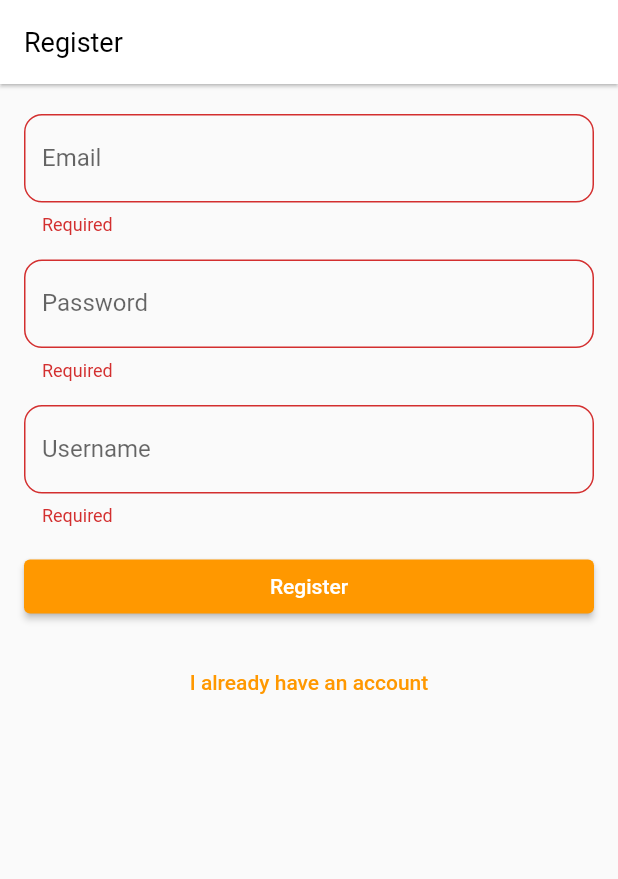
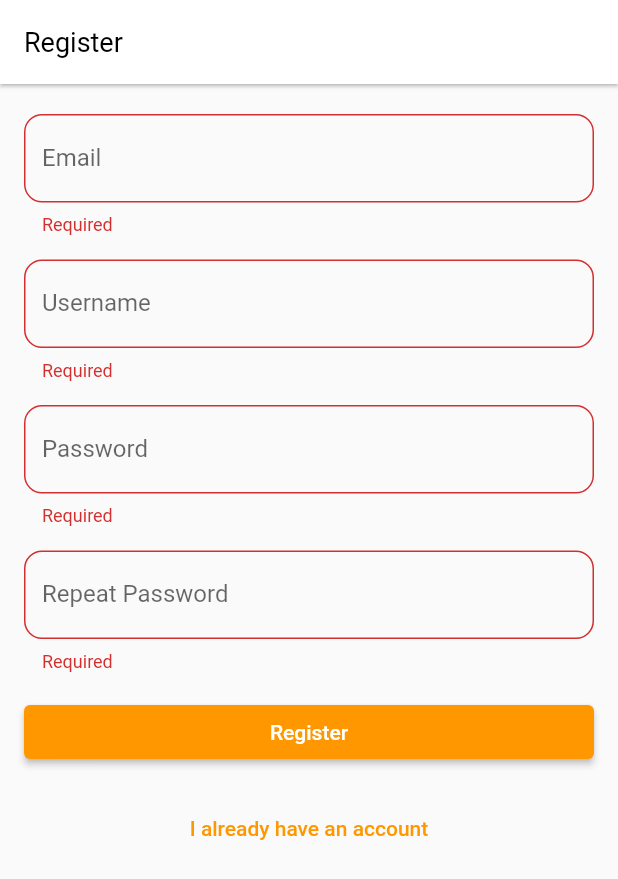
Before and after one commit to wsksim/flutter-chat, a Flutter app: the screen it shows after launch, after a tap on "Register", on a phone screen of 412 x 824 dp. Shown: the top 879 px of the screen. Run offline on Flutter 3.47's test engine with Material 2 defaults, Android fonts, the light colour scheme and no system bars; our stand-ins replace flutter_dotenv, supabase_flutter, timeago; accounts and stored records are empty.

Commit message:
Repeat password

```diff
--- a/lib/pages/register_page.dart
+++ b/lib/pages/register_page.dart
@@ -25,8 +25,9 @@ class _RegisterPageState extends State<RegisterPage> {
   final _formKey = GlobalKey<FormState>();
 
   final _emailController = TextEditingController();
+  final _usernameController = TextEditingController();
   final _passwordController = TextEditingController();
-  final _usernameController = TextEditingController();
+  final _confirmPasswordController = TextEditingController();
 
   Future<void> _signUp() async {
     final isValid = _formKey.currentState!.validate();
@@ -34,11 +35,16 @@ class _RegisterPageState extends State<RegisterPage> {
       return;
     }
     final email = _emailController.text;
+    final username = _usernameController.text;
     final password = _passwordController.text;
-    final username = _usernameController.text;
+    final confirmPassword = _confirmPasswordController.text;
+    if (password != confirmPassword) {
+      context.showErrorSnackBar(message: 'Passwords do not match');
+      return;
+    }
     try {
       await supabase.auth.signUp(
-          email: email, password: password, data: {'username': username});
+          email: email, password: confirmPassword, data: {'username': username});
       if (!mounted) return;
       Navigator.of(context)
           .pushAndRemoveUntil(ChatPage.route(), (route) => false);
@@ -75,6 +81,23 @@ class _RegisterPageState extends State<RegisterPage> {
             ),
             formSpacer,
             TextFormField(
+              controller: _usernameController,
+              decoration: const InputDecoration(
+                label: Text('Username'),
+              ),
+              validator: (val) {
+                if (val == null || val.isEmpty) {
+                  return 'Required';
+                }
+                final isValid = RegExp(r'^[A-Za-z0-9_]{3,24}$').hasMatch(val);
+                if (!isValid) {
+                  return '3-24 long with alphanumeric or underscore';
+                }
+                return null;
+              },
+            ),
+            formSpacer,
+            TextFormField(
               controller: _passwordController,
               obscureText: true,
               decoration: const InputDecoration(
@@ -92,17 +115,20 @@ class _RegisterPageState extends State<RegisterPage> {
             ),
             formSpacer,
             TextFormField(
-              controller: _usernameController,
+              controller: _confirmPasswordController,
+              obscureText: true,
               decoration: const InputDecoration(
-                label: Text('Username'),
+                label: Text('Repeat Password'),
               ),
               validator: (val) {
                 if (val == null || val.isEmpty) {
                   return 'Required';
                 }
-                final isValid = RegExp(r'^[A-Za-z0-9_]{3,24}$').hasMatch(val);
-                if (!isValid) {
-                  return '3-24 long with alphanumeric or underscore';
+                if (val.length < 6) {
+                  return '6 characters minimum';
+                }
+                if (val != _passwordController.text) {
+                  return 'Passwords do not match';
                 }
                 return null;
               },
```
